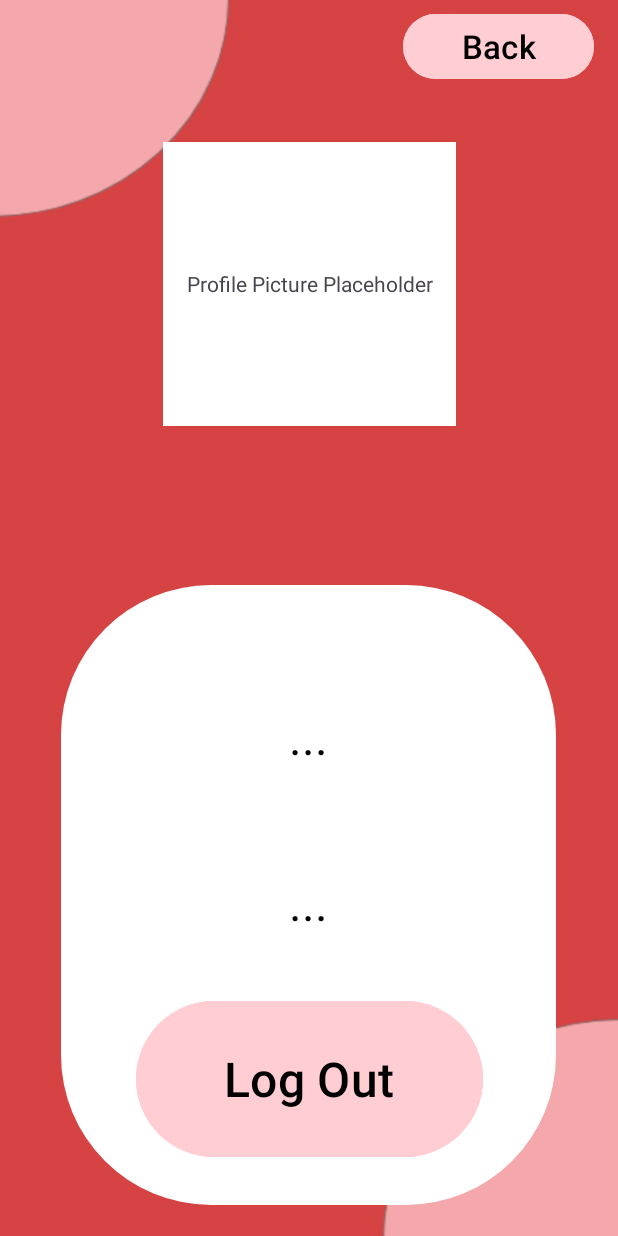
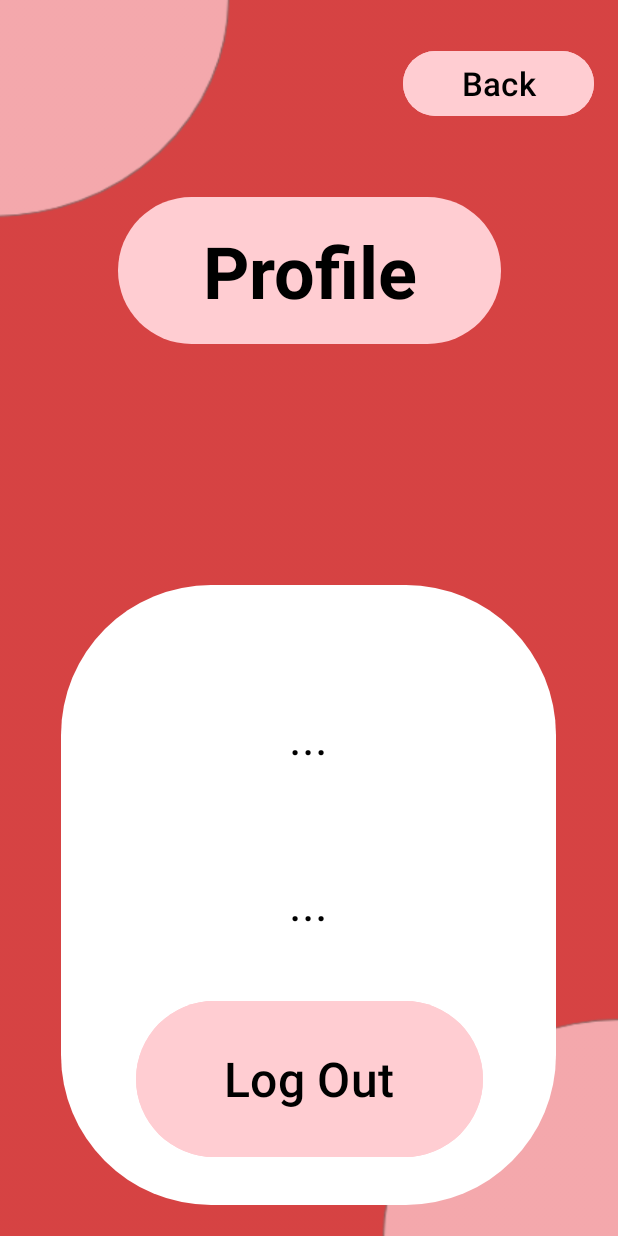
Before and after one commit to pickenst/MS-Aid, an Android app: the ProfileActivity screen opened directly, with no data from a screen before it, on a phone screen of 412 x 824 dp. Run offline under Robolectric (Android 15) with nearby library versions, the phone set to English and light mode, and no system bars; 2 statements that could not run were skipped.

Commit message:
Version 1.3

```diff
--- a/app/src/main/java/edu/utsa/cs3443/msaid/LoginActivity.java
+++ b/app/src/main/java/edu/utsa/cs3443/msaid/LoginActivity.java
@@ -23,6 +23,7 @@ import java.util.Scanner;
 import edu.utsa.cs3443.msaid.model.User;
 
 public class LoginActivity extends AppCompatActivity {
+
     String usersDir = "users";
     String userLoginDir = "userLogin.csv";
     String lastUserDir = "last.csv";
--- a/app/src/main/res/layout/activity_profile.xml
+++ b/app/src/main/res/layout/activity_profile.xml
@@ -7,6 +7,23 @@
     android:layout_height="match_parent"
     tools:context=".ProfileActivity"
     android:background="@drawable/background">
+
+    <TextView
+        android:id="@+id/alarm_header2"
+        android:layout_width="255dp"
+        android:layout_height="98dp"
+        android:background="@drawable/roundback"
+        android:backgroundTint="@color/text_box_color_1"
+        android:gravity="center"
+        android:text="@string/profile"
+        android:textColor="@color/black"
+        android:textSize="48sp"
+        android:textStyle="bold"
+        app:layout_constraintBottom_toBottomOf="parent"
+        app:layout_constraintEnd_toEndOf="parent"
+        app:layout_constraintStart_toStartOf="parent"
+        app:layout_constraintTop_toTopOf="parent"
+        app:layout_constraintVertical_bias="0.181" />
 
     <Button
         android:id="@+id/back_button"
@@ -21,20 +38,7 @@
         app:layout_constraintHorizontal_bias="0.943"
         app:layout_constraintStart_toStartOf="parent"
         app:layout_constraintTop_toTopOf="parent"
-        app:layout_constraintVertical_bias="0.007" />
-
-    <TextView
-        android:id="@+id/pfp_placeholder"
-        android:layout_width="195dp"
-        android:layout_height="189dp"
-        android:background="@color/white"
-        android:gravity="center"
-        android:text="Profile Picture Placeholder"
-        app:layout_constraintBottom_toBottomOf="parent"
-        app:layout_constraintEnd_toEndOf="parent"
-        app:layout_constraintStart_toStartOf="parent"
-        app:layout_constraintTop_toTopOf="parent"
-        app:layout_constraintVertical_bias="0.149" />
+        app:layout_constraintVertical_bias="0.039" />
 
     <ImageView
         android:id="@+id/info_backdrop"
```
Also changed, not shown: app/src/main/res/layout/activity_main.xml (+13 -16 lines), app/src/main/res/drawable/logo.png (added), 1 other file.
